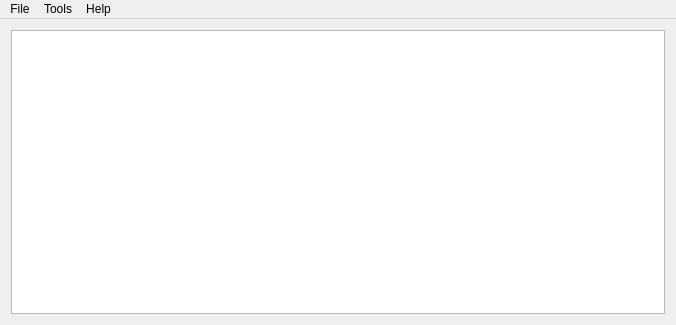
This is mainwindow.ui in albar965/littlenavconnect as Qt 5 draws it before an edit. The edited form follows.
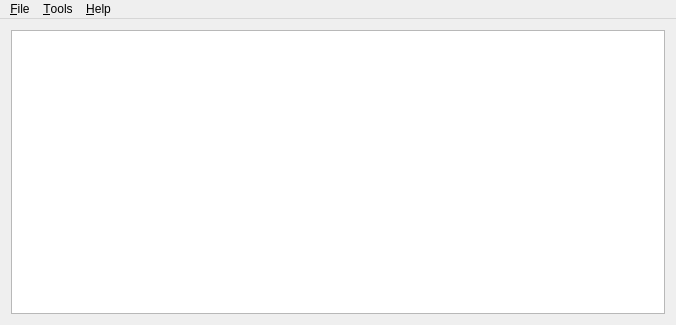
This is the edited form. Icons and pictures are not drawn.

Patch:
```diff
--- a/mainwindow.ui
+++ b/mainwindow.ui
@@ -35,13 +35,13 @@
    </property>
    <widget class="QMenu" name="menuFile">
     <property name="title">
-     <string>File</string>
+     <string>&amp;File</string>
     </property>
     <addaction name="actionQuit"/>
    </widget>
    <widget class="QMenu" name="menuHelp">
     <property name="title">
-     <string>Help</string>
+     <string>&amp;Help</string>
     </property>
     <addaction name="actionContents"/>
     <addaction name="actionAbout"/>
@@ -49,7 +49,7 @@
    </widget>
    <widget class="QMenu" name="menuTools">
     <property name="title">
-     <string>Tools</string>
+     <string>&amp;Tools</string>
     </property>
     <addaction name="actionResetMessages"/>
    </widget>
```
Left out of the diff: 20 changed lines with no effect on the pictures.
